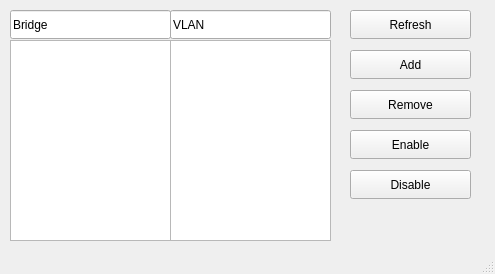
The window that loginGUI/vlan.ui (adiosko/mikrotik) describes before a commit, drawn with Qt 5.
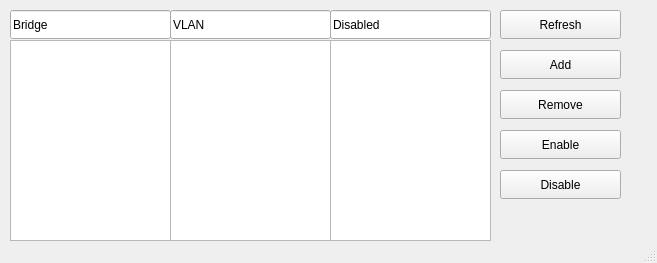
The same window after the commit.

Diff of the .ui file:
```diff
--- a/loginGUI/vlan.ui
+++ b/loginGUI/vlan.ui
@@ -6,8 +6,8 @@
    <rect>
     <x>0</x>
     <y>0</y>
-    <width>495</width>
-    <height>274</height>
+    <width>657</width>
+    <height>263</height>
    </rect>
   </property>
   <property name="windowTitle">
@@ -40,7 +40,7 @@
    <widget class="QPushButton" name="refreshButton">
     <property name="geometry">
      <rect>
-      <x>350</x>
+      <x>500</x>
       <y>10</y>
       <width>121</width>
       <height>29</height>
@@ -76,7 +76,7 @@
    <widget class="QPushButton" name="addButton">
     <property name="geometry">
      <rect>
-      <x>350</x>
+      <x>500</x>
       <y>50</y>
       <width>121</width>
       <height>29</height>
@@ -89,7 +89,7 @@
    <widget class="QPushButton" name="removeButton">
     <property name="geometry">
      <rect>
-      <x>350</x>
+      <x>500</x>
       <y>90</y>
       <width>121</width>
       <height>29</height>
@@ -102,7 +102,7 @@
    <widget class="QPushButton" name="enableButton">
     <property name="geometry">
      <rect>
-      <x>350</x>
+      <x>500</x>
       <y>130</y>
       <width>121</width>
       <height>29</height>
@@ -115,7 +115,7 @@
    <widget class="QPushButton" name="disableButton">
     <property name="geometry">
      <rect>
-      <x>350</x>
+      <x>500</x>
       <y>170</y>
       <width>121</width>
       <height>29</height>
@@ -125,6 +125,29 @@
      <string>Disable</string>
     </property>
    </widget>
+   <widget class="QListWidget" name="disableField">
+    <property name="geometry">
+     <rect>
+      <x>330</x>
+      <y>40</y>
+      <width>161</width>
+      <height>201</height>
+     </rect>
+    </property>
+   </widget>
+   <widget class="QLineEdit" name="version_2">
+    <property name="geometry">
+     <rect>
+      <x>330</x>
+      <y>10</y>
+      <width>161</width>
+      <height>29</height>
+     </rect>
+    </property>
+    <property name="text">
+     <string>Disabled</string>
+    </property>
+   </widget>
   </widget>
   <widget class="QStatusBar" name="statusbar"/>
  </widget>
```
